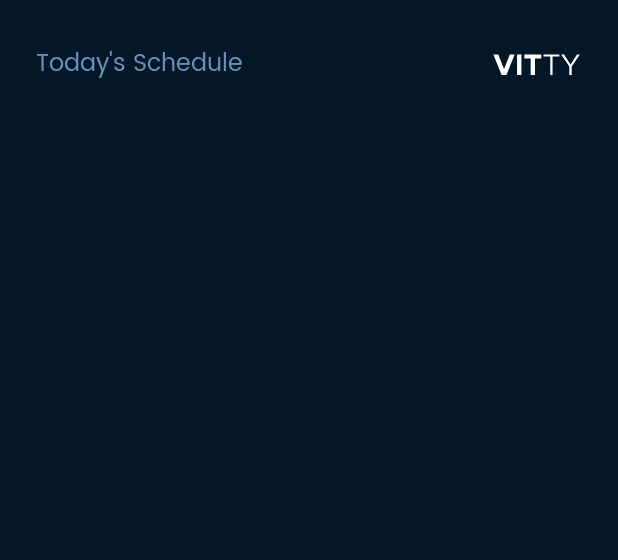
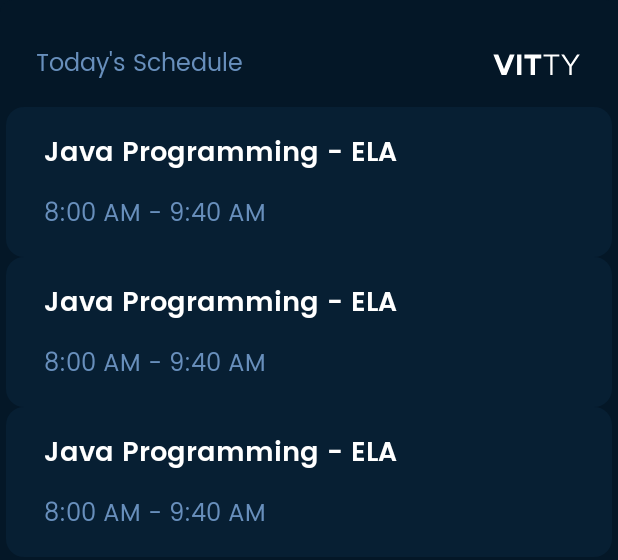
Before and after one commit to GDGVIT/vitty-app, an Android app: the layout today_widget.xml on its own in the app's theme, with its tools: preview values and no code run, on a phone screen of 412 x 824 dp. Shown: the top 560 px of the screen. Run offline under Robolectric (Android 15) with nearby library versions, the phone set to English and light mode, and no system bars.

Commit message:
feat: initial list load of today widget added

```diff
--- a/app/build.gradle
+++ b/app/build.gradle
@@ -73,12 +73,18 @@ dependencies {
     // Firestore
     implementation 'com.google.firebase:firebase-firestore:22.1.2'
 
+    // FCM
+    implementation 'com.google.firebase:firebase-messaging-ktx'
+
     // Loading Animations
     implementation 'com.github.ybq:Android-SpinKit:1.4.0'
 
     // Timber for logs
     implementation 'com.jakewharton.timber:timber:4.7.1'
 
+    // Work Manager
+    implementation "androidx.work:work-runtime-ktx:2.6.0-alpha02"
+
     testImplementation 'junit:junit:4.13.2'
     androidTestImplementation 'androidx.test.ext:junit:1.1.2'
     androidTestImplementation 'androidx.test.espresso:espresso-core:3.3.0'
--- a/app/src/main/java/com/dscvit/vitty/activity/AuthActivity.kt
+++ b/app/src/main/java/com/dscvit/vitty/activity/AuthActivity.kt
@@ -121,6 +121,7 @@ class AuthActivity : AppCompatActivity() {
                 putString("email", email)
                 putString("token", token)
                 putString("uid", uid)
+                putInt("update_no", 0)
                 apply()
             }
         }
--- a/app/src/main/java/com/dscvit/vitty/activity/InstructionsActivity.kt
+++ b/app/src/main/java/com/dscvit/vitty/activity/InstructionsActivity.kt
@@ -11,7 +11,6 @@ import com.dscvit.vitty.databinding.ActivityInstructionsBinding
 import com.dscvit.vitty.notif.NotificationHelper
 import com.google.firebase.firestore.FirebaseFirestore
 import timber.log.Timber
-
 
 class InstructionsActivity : AppCompatActivity() {
 
@@ -97,6 +96,4 @@ class InstructionsActivity : AppCompatActivity() {
         for (i in array.indices) editor.putString(arrayName + "_" + i, array[i])
         return editor.commit()
     }
-
-
 }
--- /dev/null
+++ b/app/src/main/java/com/dscvit/vitty/util/Constants.kt
@@ -0,0 +1,6 @@
+package com.dscvit.vitty.util
+
+object Constants {
+    const val PERIODS = "periods"
+    const val TIME_SLOTS = "time_slots"
+}
--- /dev/null
+++ b/app/src/main/res/drawable/today_list_background.xml
@@ -0,0 +1,9 @@
+<?xml version="1.0" encoding="utf-8"?>
+
+<shape xmlns:android="http://schemas.android.com/apk/res/android"
+    android:shape="rectangle">
+    <corners android:radius="12dp" />
+
+    <solid android:color="@color/tab_back"/>
+
+</shape>
--- /dev/null
+++ b/app/src/main/res/layout/item_period.xml
@@ -0,0 +1,35 @@
+<?xml version="1.0" encoding="utf-8"?>
+<LinearLayout xmlns:android="http://schemas.android.com/apk/res/android"
+    android:layout_width="match_parent"
+    android:layout_height="wrap_content"
+    android:layout_marginStart="15dp"
+    android:layout_marginTop="8dp"
+    android:layout_marginEnd="15dp"
+    android:layout_marginBottom="7dp"
+    android:background="@drawable/today_list_background"
+    android:orientation="vertical">
+
+    <TextView
+        android:id="@+id/course_name_widget"
+        android:layout_width="wrap_content"
+        android:layout_height="wrap_content"
+        android:layout_marginTop="15dp"
+        android:fontFamily="@font/poppins_600"
+        android:paddingStart="25dp"
+        android:paddingEnd="25dp"
+        android:text="@string/sample_course"
+        android:textColor="@color/white"
+        android:textSize="18sp" />
+
+    <TextView
+        android:id="@+id/period_time"
+        android:layout_width="wrap_content"
+        android:layout_height="wrap_content"
+        android:layout_marginTop="12dp"
+        android:layout_marginBottom="15dp"
+        android:paddingStart="25dp"
+        android:paddingEnd="25dp"
+        android:text="@string/sample_time"
+        android:textSize="16sp" />
+
+</LinearLayout>
--- /dev/null
+++ b/app/src/main/res/layout/loading_view.xml
@@ -0,0 +1,6 @@
+<?xml version="1.0" encoding="utf-8"?>
+<ProgressBar xmlns:android="http://schemas.android.com/apk/res/android"
+    android:layout_width="wrap_content"
+    android:layout_height="wrap_content"
+    android:layout_gravity="center"
+    android:foregroundTint="@color/translucent"/>
--- a/app/src/main/res/layout/today_widget.xml
+++ b/app/src/main/res/layout/today_widget.xml
@@ -1,14 +1,11 @@
 <RelativeLayout xmlns:android="http://schemas.android.com/apk/res/android"
+    xmlns:tools="http://schemas.android.com/tools"
     android:layout_width="match_parent"
     android:layout_height="match_parent"
     android:background="@drawable/widget_background"
     android:padding="@dimen/widget_margin"
     android:theme="@style/ThemeOverlay.VITTY.AppWidgetContainer">
 
-    <LinearLayout
-        android:layout_width="match_parent"
-        android:layout_height="wrap_content"
-        android:orientation="vertical">
 
     <LinearLayout
         android:id="@+id/widget_header"
@@ -19,6 +16,7 @@
         android:orientation="horizontal">
 
         <TextView
+            android:id="@+id/refresh_widget"
             android:layout_width="0dp"
             android:layout_height="wrap_content"
             android:layout_weight="1"
@@ -43,9 +41,12 @@
     </LinearLayout>
 
     <ListView
+        android:layout_marginTop="10dp"
+        android:id="@+id/periods"
         android:layout_width="match_parent"
-            android:layout_height="wrap_content" />
-
-    </LinearLayout>
+        android:layout_height="wrap_content"
+        android:layout_below="@+id/widget_header"
+        tools:listitem="@layout/item_period"
+        android:divider="@null" />
 
 </RelativeLayout>
--- a/app/src/main/res/xml/today_widget_info.xml
+++ b/app/src/main/res/xml/today_widget_info.xml
@@ -6,5 +6,5 @@
     android:minHeight="280dp"
     android:previewImage="@drawable/next_class_widget_preview"
     android:resizeMode="horizontal|vertical"
-    android:updatePeriodMillis="1800000"
+    android:updatePeriodMillis="28800000"
     android:widgetCategory="home_screen" />
--- a/build.gradle
+++ b/build.gradle
@@ -9,7 +9,7 @@ buildscript {
     }
     dependencies {
         classpath 'com.android.tools.build:gradle:4.2.0'
-        classpath "org.jetbrains.kotlin:kotlin-gradle-plugin:1.4.32"
+        classpath "org.jetbrains.kotlin:kotlin-gradle-plugin:1.5.0"
         classpath 'com.google.gms:google-services:4.3.5'
 
         // NOTE: Do not place your application dependencies here; they belong
```
Also changed, not shown: app/src/main/AndroidManifest.xml (+18 -3 lines), app/src/main/java/com/dscvit/vitty/service/MyFirebaseMessagingService.kt (added, +120 -0 lines), app/src/main/java/com/dscvit/vitty/service/TodayWidgetService.kt (added, +102 -0 lines), app/src/main/java/com/dscvit/vitty/widget/NextClassWidget.kt (+14 -13 lines), app/src/main/java/com/dscvit/vitty/widget/TodayWidget.kt (+131 -3 lines). Lines whose indentation alone changed are shown as unchanged.
